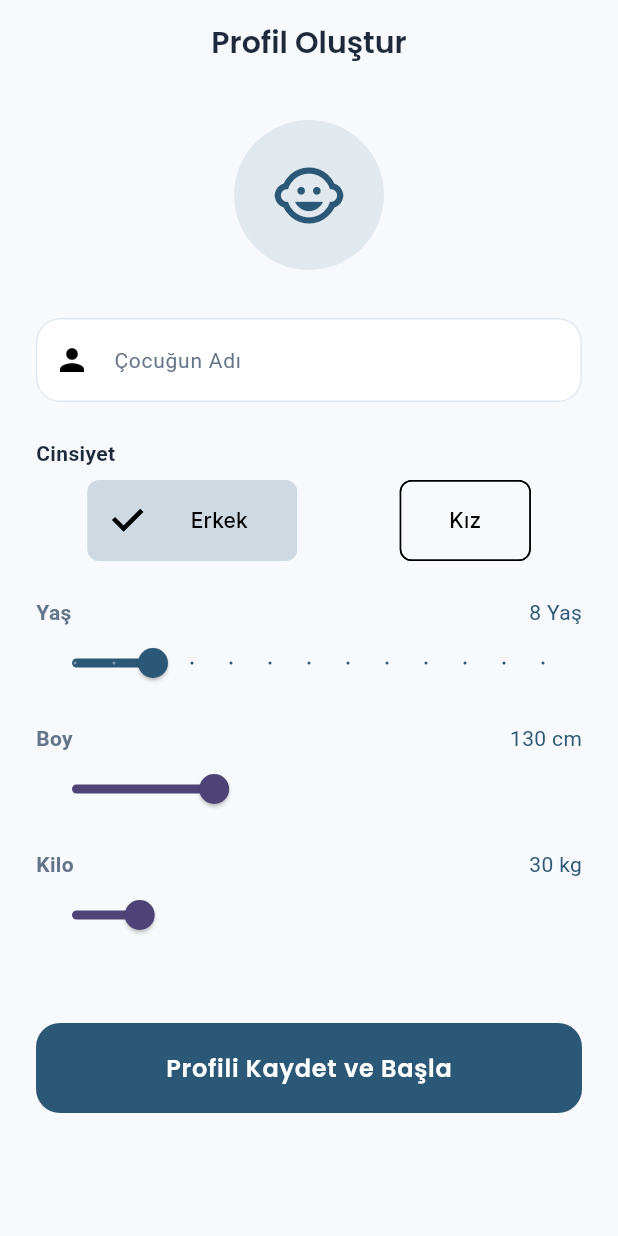
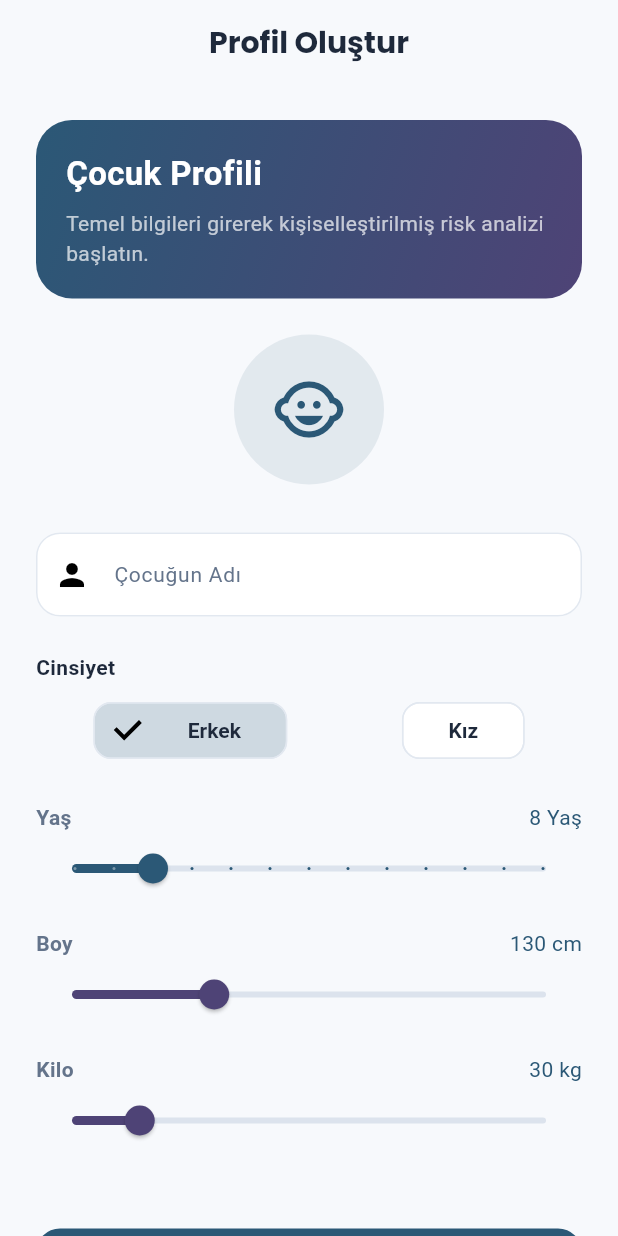
Before and after one commit to GurkanGurdal/6-12-yas-risk-analizi-TUB-TAK, a Flutter app: the screen it shows after launch, on a phone screen of 412 x 824 dp. Run offline on Flutter 3.47's test engine with Material 3 defaults, Android fonts, the phone set to English and light mode, and no system bars; our stand-ins replace google_fonts, shared_preferences; accounts and stored records are empty.

Commit message:
feat(ui): modernize app design and add detailed report screen

```diff
--- a/risk_analizi_app/lib/core/theme.dart
+++ b/risk_analizi_app/lib/core/theme.dart
@@ -17,6 +17,7 @@ class AppTheme {
 
   static ThemeData get lightTheme {
     return ThemeData(
+      useMaterial3: true,
       scaffoldBackgroundColor: backgroundLight,
       primaryColor: primaryBlue,
       colorScheme: const ColorScheme.light(
@@ -44,6 +45,17 @@ class AppTheme {
           fontSize: 14,
         ),
       ),
+      appBarTheme: AppBarTheme(
+        backgroundColor: Colors.transparent,
+        elevation: 0,
+        foregroundColor: textDark,
+        centerTitle: true,
+        titleTextStyle: GoogleFonts.poppins(
+          color: textDark,
+          fontWeight: FontWeight.w700,
+          fontSize: 20,
+        ),
+      ),
       elevatedButtonTheme: ElevatedButtonThemeData(
         style: ElevatedButton.styleFrom(
           backgroundColor: primaryBlue,
@@ -64,9 +76,44 @@ class AppTheme {
         color: cardColor,
         elevation: 0,
         shape: RoundedRectangleBorder(
-          borderRadius: BorderRadius.circular(24),
+          borderRadius: BorderRadius.circular(20),
           side: const BorderSide(color: Color(0xFFE2E8F0), width: 1),
         ),
+      ),
+      sliderTheme: SliderThemeData(
+        activeTrackColor: primaryBlue,
+        inactiveTrackColor: const Color(0xFFDCE3ED),
+        thumbColor: primaryBlue,
+        overlayColor: primaryBlue.withOpacity(0.12),
+      ),
+      chipTheme: ChipThemeData(
+        backgroundColor: Colors.white,
+        selectedColor: primaryBlue.withOpacity(0.16),
+        secondarySelectedColor: primaryBlue.withOpacity(0.16),
+        shape: RoundedRectangleBorder(
+          borderRadius: BorderRadius.circular(12),
+          side: const BorderSide(color: Color(0xFFE2E8F0)),
+        ),
+        labelStyle: const TextStyle(color: textDark, fontWeight: FontWeight.w600),
+        padding: const EdgeInsets.symmetric(horizontal: 6, vertical: 2),
+      ),
+      segmentedButtonTheme: SegmentedButtonThemeData(
+        style: ButtonStyle(
+          side: WidgetStateProperty.all(const BorderSide(color: Color(0xFFD7DFEA))),
+          shape: WidgetStateProperty.all(
+            RoundedRectangleBorder(borderRadius: BorderRadius.circular(14)),
+          ),
+          foregroundColor: WidgetStateProperty.resolveWith(
+            (states) => states.contains(WidgetState.selected) ? Colors.white : textDark,
+          ),
+          backgroundColor: WidgetStateProperty.resolveWith(
+            (states) => states.contains(WidgetState.selected) ? primaryBlue : Colors.white,
+          ),
+        ),
+      ),
+      snackBarTheme: SnackBarThemeData(
+        behavior: SnackBarBehavior.floating,
+        shape: RoundedRectangleBorder(borderRadius: BorderRadius.circular(12)),
       ),
       inputDecorationTheme: InputDecorationTheme(
         filled: true,
--- a/risk_analizi_app/lib/screens/profile_creation_screen.dart
+++ b/risk_analizi_app/lib/screens/profile_creation_screen.dart
@@ -46,10 +46,6 @@ class _ProfileCreationScreenState extends State<ProfileCreationScreen> {
       backgroundColor: AppTheme.backgroundLight,
       appBar: AppBar(
         title: const Text('Profil Oluştur'),
-        backgroundColor: Colors.transparent,
-        elevation: 0,
-        foregroundColor: AppTheme.textDark,
-        centerTitle: true,
       ),
       body: SingleChildScrollView(
         padding: const EdgeInsets.all(24),
@@ -58,6 +54,33 @@ class _ProfileCreationScreenState extends State<ProfileCreationScreen> {
           child: Column(
             crossAxisAlignment: CrossAxisAlignment.start,
             children: [
+               Container(
+                 width: double.infinity,
+                 padding: const EdgeInsets.all(20),
+                 decoration: BoxDecoration(
+                   gradient: const LinearGradient(
+                     colors: [AppTheme.primaryBlue, AppTheme.secondaryBlue],
+                     begin: Alignment.topLeft,
+                     end: Alignment.bottomRight,
+                   ),
+                   borderRadius: BorderRadius.circular(24),
+                 ),
+                 child: const Column(
+                   crossAxisAlignment: CrossAxisAlignment.start,
+                   children: [
+                     Text(
+                       'Çocuk Profili',
+                       style: TextStyle(color: Colors.white, fontSize: 22, fontWeight: FontWeight.w700),
+                     ),
+                     SizedBox(height: 8),
+                     Text(
+                       'Temel bilgileri girerek kişiselleştirilmiş risk analizi başlatın.',
+                       style: TextStyle(color: Colors.white70, fontSize: 14),
+                     ),
+                   ],
+                 ),
+               ),
+               const SizedBox(height: 24),
                Center(
                  child: CircleAvatar(
                    radius: 50,
```
Also changed, not shown: risk_analizi_app/lib/screens/analysis_form_screen.dart (+30 -11 lines), risk_analizi_app/lib/screens/daily_log_screen.dart (+24 -10 lines), risk_analizi_app/lib/screens/dashboard_screen.dart (+7 -1 lines), risk_analizi_app/lib/screens/result_screen.dart (added, +306 -0 lines).
